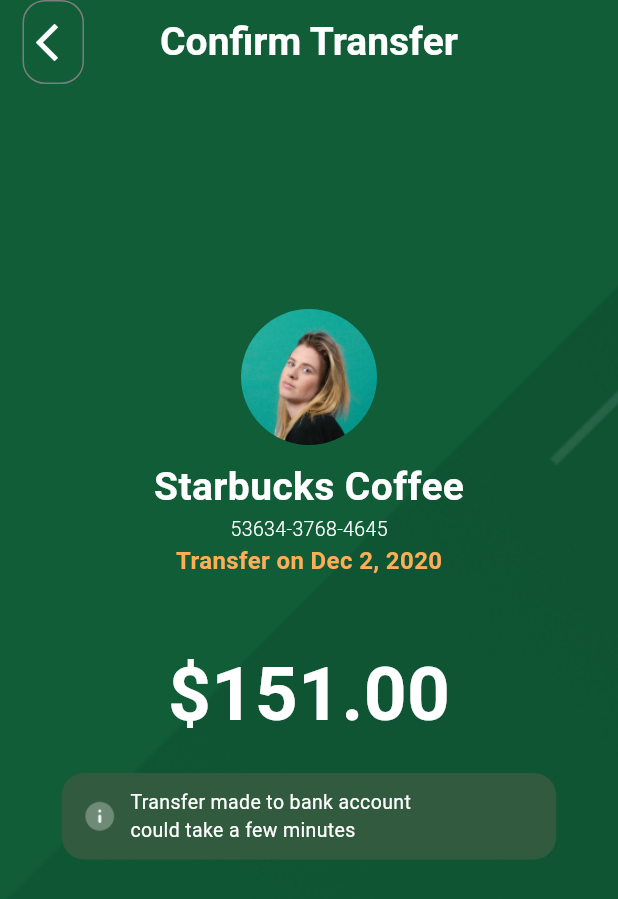
After one commit to asm2212/eca, a Flutter app: the screen it shows after launch, after a tap on "Transfer", on a phone screen of 412 x 824 dp. The commit adds this screen. Shown: the top 899 px of the screen. Run offline on Flutter 3.47's test engine with Material 3 defaults, Android fonts, the phone set to English and light mode, and no system bars; our stand-ins replace curved_navigation_bar.

Commit message:
confirm transfer

```diff
--- /dev/null
+++ b/lib/screens/confirm_transfer_screen.dart
@@ -0,0 +1,283 @@
+import 'package:flutter/material.dart';
+import 'package:wpay/screens/home_screen.dart';
+import 'package:wpay/utils/constants.dart';
+
+class ConfirmTransferScreen extends StatefulWidget {
+  const ConfirmTransferScreen({super.key});
+
+  @override
+  State<ConfirmTransferScreen> createState() => _ConfirmTransferScreenState();
+}
+
+class _ConfirmTransferScreenState extends State<ConfirmTransferScreen> {
+  @override
+  Widget build(BuildContext context) {
+    var media = MediaQuery.of(context).size;
+    return Scaffold(
+      body: Container(
+        decoration: BoxDecoration(
+          color: Constants.white,
+          borderRadius: const BorderRadius.only(
+            topLeft: Radius.circular(25),
+            topRight: Radius.circular(25),
+          ),
+        ),
+        child: NestedScrollView(
+          headerSliverBuilder: (context, innerBoxIsScrolled) {
+            return [
+              SliverAppBar(
+                backgroundColor: Colors.white,
+                centerTitle: true,
+                elevation: 0,
+                leading: Padding(
+                  padding: const EdgeInsets.only(left: 15),
+                  child: Container(
+                    width: 50,
+                    height: 55,
+                    decoration: BoxDecoration(
+                      borderRadius: BorderRadius.circular(15),
+                      border: Border.all(
+                        color: Constants.secondaryText,
+                        width: 1,
+                      ),
+                    ),
+                    child: IconButton(
+                      onPressed: () {
+                        Navigator.push(
+                            context,
+                            MaterialPageRoute(
+                                builder: (context) => const HomeScreen()));
+                      },
+                      icon: const Icon(
+                        Icons.arrow_back_ios,
+                        size: 30,
+                      ),
+                      color: Constants.white,
+                    ),
+                  ),
+                ),
+                title: Text(
+                  'Confirm Transfer',
+                  style: TextStyle(
+                    color: Constants.white,
+                    fontSize: 26,
+                    fontWeight: FontWeight.bold,
+                  ),
+                ),
+                expandedHeight: media.width * 2.2,
+                flexibleSpace: FlexibleSpaceBar(
+                  background: Stack(
+                    children: [
+                      Image.asset(
+                        "assets/images/noti_back.png",
+                        width: media.width,
+                        height: media.width * 2.2,
+                        fit: BoxFit.cover,
+                      ),
+                      Positioned(
+                          left: media.width * 0.1,
+                          right: media.width * 0.1,
+                          top: media.height * 0.25,
+                          child: Column(
+                            children: [
+                              ClipOval(
+                                child: Image.asset(
+                                  "assets/images/dia.png",
+                                  fit: BoxFit.contain,
+                                  height: media.width * 0.22,
+                                  width: media.width * 0.22,
+                                ),
+                              ),
+                              const SizedBox(height: 10),
+                              Text(
+                                "Starbucks Coffee",
+                                style: TextStyle(
+                                  color: Constants.white,
+                                  fontSize: 26,
+                                  fontWeight: FontWeight.w700,
+                                ),
+                              ),
+                              Text(
+                                "53634-3768-4645",
+                                style: TextStyle(
+                                  color: Constants.white,
+                                  fontSize: 13,
+                                  fontWeight: FontWeight.w300,
+                                ),
+                              ),
+                              Text(
+                                "Transfer on Dec 2, 2020",
+                                style: TextStyle(
+                                  color: Color(0xffFFAE58),
+                                  fontSize: 16,
+                                  fontWeight: FontWeight.w600,
+                                ),
+                              ),
+                              SizedBox(height: media.height * 0.05),
+                              Text(
+                                "\$151.00",
+                                style: TextStyle(
+                                  color: Constants.white,
+                                  fontSize: 50,
+                                  fontWeight: FontWeight.w700,
+                                ),
+                              ),
+                              SizedBox(height: media.height * 0.02),
+                              Container(
+                                height: media.height * 0.07,
+                                width: media.width * 0.8,
+                                decoration: BoxDecoration(
+                                    borderRadius: BorderRadius.circular(15),
+                                    color: Constants.buttonColor),
+                                child: Padding(
+                                  padding: const EdgeInsets.only(left: 15),
+                                  child: Row(
+                                    children: [
+                                      Image.asset(
+                                        "assets/images/info.png",
+                                        fit: BoxFit.contain,
+                                        width: media.width * 0.05,
+                                        height: media.width * 0.05,
+                                      ),
+                                      SizedBox(width: 10),
+                                      Text(
+                                        "Transfer made to bank account \ncould take a few minutes",
+                                        style: TextStyle(
+                                          color: Constants.white,
+                                          fontSize: 13,
+                                          fontWeight: FontWeight.w400,
+                                        ),
+                                      ),
+                                    ],
+                                  ),
+                                ),
+                              )
+                            ],
+                          )),
+                    ],
+                  ),
+                ),
+              ),
+            ];
+          },
+          body: Container(
+            padding: EdgeInsets.symmetric(
+              horizontal: media.width * 0.05,
+              vertical: media.height * 0.03,
+            ),
+            decoration: const BoxDecoration(
+              color: Colors.white,
+              borderRadius: BorderRadius.only(
+                topLeft: Radius.circular(25),
+                topRight: Radius.circular(25),
+              ),
+            ),
+            child: SingleChildScrollView(
+              child: Column(
+                crossAxisAlignment: CrossAxisAlignment.start,
+                children: [
+                  Center(
+                    child: Container(
+                      height: 4,
+                      width: 80,
+                      decoration: BoxDecoration(
+                        color: Constants.secondaryText,
+                        borderRadius: BorderRadius.circular(3),
+                      ),
+                    ),
+                  ),
+                  SizedBox(height: media.width * 0.03),
+                  Text(
+                    "Choose Cards",
+                    style: TextStyle(
+                      fontSize: 26,
+                      fontWeight: FontWeight.w700,
+                      color: Constants.black,
+                    ),
+                  ),
+                  Container(
+                    height: media.height * 0.1,
+                    width: media.width,
+                    decoration: BoxDecoration(
+                      color: Constants.placeholder,
+                      borderRadius: BorderRadius.circular(15),
+                    ),
+                    child: Padding(
+                      padding: const EdgeInsets.symmetric(
+                          horizontal: 12, vertical: 5),
+                      child: Row(children: [
+                        Container(
+                          width: media.width * 0.15,
+                          height: media.width * 0.15,
+                          decoration: BoxDecoration(
+                            color: Constants.white,
+                            borderRadius: BorderRadius.circular(10),
+                          ),
+                          child: Image.asset(
+                            "assets/images/master.png",
+                            width: media.width * 0.12,
+                            height: media.width * 0.12,
+                          ),
+                        ),
+                        SizedBox(width: media.width * 0.03),
+                        Column(
+                          mainAxisAlignment: MainAxisAlignment.center,
+                          crossAxisAlignment: CrossAxisAlignment.start,
+                          children: [
+                            Text(
+                              "Mastercard ",
+                              style: TextStyle(
+                                fontSize: 18,
+                                fontWeight: FontWeight.w700,
+                                color: Constants.black,
+                              ),
+                            ),
+                            Text(
+                              "0138**** **** 4657",
+                              style: TextStyle(
+                                fontSize: 12,
+                                fontWeight: FontWeight.normal,
+                                color: Constants.secondaryText,
+                              ),
+                            ),
+                          ],
+                        ),
+                        Spacer(),
+                        Image.asset(
+                          "assets/images/card_d.png",
+                          fit: BoxFit.contain,
+                          width: media.width * 0.1,
+                        ),
+                      ]),
+                    ),
+                  ),
+                  SizedBox(height: media.width * 0.05),
+                  Container(
+                      height: media.height * 0.07,
+                      width: media.width,
+                      decoration: BoxDecoration(
+                        color: Constants.circleColor,
+                        borderRadius: BorderRadius.circular(15),
+                      ),
+                      child: InkWell(
+                        onTap: () {},
+                        child: Center(
+                          child: Text(
+                            "Transfer Money",
+                            style: TextStyle(
+                              fontSize: 18,
+                              fontWeight: FontWeight.w700,
+                              color: Constants.white,
+                            ),
+                          ),
+                        ),
+                      ))
+                ],
+              ),
+            ),
+          ),
+        ),
+      ),
+    );
+  }
+}
--- a/lib/screens/home_screen.dart
+++ b/lib/screens/home_screen.dart
@@ -1,4 +1,5 @@
 import 'package:flutter/material.dart';
+import 'package:wpay/screens/confirm_transfer_screen.dart';
 import 'package:wpay/utils/constants.dart';
 
 class HomeScreen extends StatefulWidget {
@@ -110,7 +111,17 @@ class _HomeScreenState extends State<HomeScreen> {
                       const EdgeInsets.symmetric(horizontal: 25, vertical: 15),
                   child: Row(
                     children: [
-                      Column(
+                      GestureDetector(
+                        onTap: () {
+                          // Navigate to TransferScreen
+                          Navigator.push(
+                            context,
+                            MaterialPageRoute(
+                              builder: (context) => ConfirmTransferScreen(),
+                            ),
+                          );
+                        },
+                        child: Column(
                           mainAxisAlignment: MainAxisAlignment.center,
                           children: [
                             Image.asset(
@@ -130,6 +141,7 @@ class _HomeScreenState extends State<HomeScreen> {
                               ),
                             ),
                           ],
+                        ),
                       ),
                      Spacer(),
                       Container(
```
Also changed, not shown: assets/images/dia.png (added), assets/images/master.png (added). Lines whose indentation alone changed are shown as unchanged.
